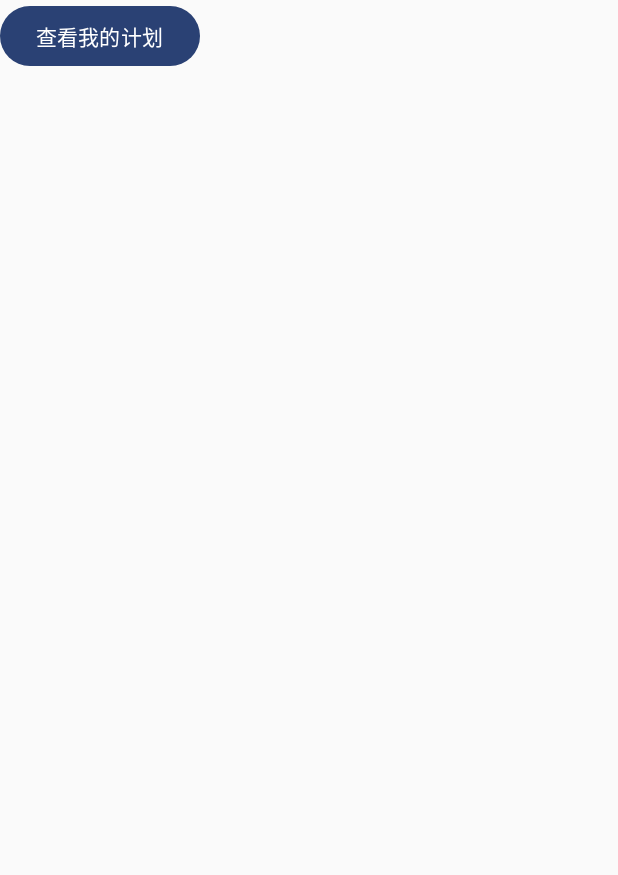
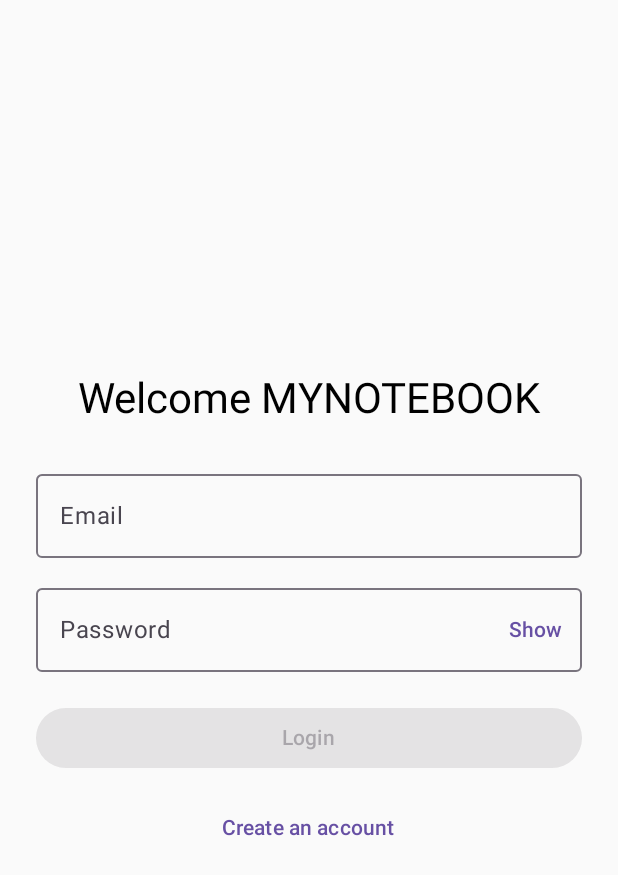
Before and after one commit to WYan-qwq/MyNotebook, an Android app built with Jetpack Compose: the screen it shows after launch (MainActivity), on a phone screen of 412 x 824 dp. Shown: the top 875 px of the screen. Run offline under Robolectric (Android 15) with nearby library versions, the phone set to English and light mode, and no system bars.

Commit message:
login and register

```diff
--- a/app/src/main/java/com/example/mynotebook/MainActivity.kt
+++ b/app/src/main/java/com/example/mynotebook/MainActivity.kt
@@ -4,40 +4,61 @@ import android.content.Intent
 import android.os.Bundle
 import androidx.activity.ComponentActivity
 import androidx.activity.compose.setContent
-import androidx.activity.enableEdgeToEdge
-import androidx.compose.foundation.layout.fillMaxSize
+import androidx.compose.foundation.layout.Box
 import androidx.compose.foundation.layout.padding
-import androidx.compose.material3.Button
+import androidx.compose.material3.MaterialTheme
 import androidx.compose.material3.Scaffold
 import androidx.compose.material3.Text
 import androidx.compose.runtime.Composable
 import androidx.compose.ui.Modifier
-import androidx.compose.ui.platform.LocalContext
-import androidx.compose.ui.tooling.preview.Preview
-import com.example.mynotebook.plan.PlanActivity
-import com.example.mynotebook.ui.theme.MyNotebookTheme
+import androidx.lifecycle.viewmodel.compose.viewModel
+import androidx.navigation.compose.rememberNavController
+import com.example.mynotebook.auth.LoginViewModel
+import com.example.mynotebook.auth.RegisterViewModel
+import androidx.navigation.compose.NavHost
+import androidx.navigation.compose.composable
+import com.example.mynotebook.auth.LoginScreen
+import com.example.mynotebook.auth.RegisterScreen
 
 class MainActivity : ComponentActivity() {
     override fun onCreate(savedInstanceState: Bundle?) {
         super.onCreate(savedInstanceState)
         setContent {
-            MyNotebookTheme {
-                MainScreen()
+            MaterialTheme {
+                val nav = rememberNavController()
+
+                NavHost(navController = nav, startDestination = "login") {
+                    composable("login") {
+                        val vm: LoginViewModel = viewModel()
+                        LoginScreen(
+                            vm = vm,
+                            onNavigateToRegister = { nav.navigate("register") },
+                            onLoggedIn = { email -> nav.navigate("home/$email") { popUpTo("login") { inclusive = true } } }
+                        )
+                    }
+                    composable("register") {
+                        val vm: RegisterViewModel = viewModel()
+                        RegisterScreen(
+                            vm = vm,
+                            onRegistered = { email -> nav.navigate("home/$email") { popUpTo("login") { inclusive = true } } },
+                            onBackToLogin = { nav.popBackStack() }
+                        )
+                    }
+                    composable("home/{email}") { backStackEntry ->
+                        val email = backStackEntry.arguments?.getString("email") ?: ""
+                        HomeScreen(email = email)
+                    }
+                }
             }
         }
     }
 }
 
 @Composable
-fun MainScreen() {
-    // 拿到当前 Context
-    val ctx = LocalContext.current
-    Button(onClick = {
-        // 显式 Intent 进入 PlanActivity
-        ctx.startActivity(
-            Intent(ctx, PlanActivity::class.java)
-        )
-    }) {
-        Text("查看我的计划")
+fun HomeScreen(email: String) {
+    Scaffold { padding ->
+        Box(Modifier.padding(padding)) {
+            Text(text = "Hello, $email")
+        }
     }
 }
--- /dev/null
+++ b/app/src/main/java/com/example/mynotebook/auth/LoginScreen.kt
@@ -0,0 +1,85 @@
+package com.example.mynotebook.auth
+
+import androidx.compose.foundation.layout.Box
+import androidx.compose.runtime.Composable
+import androidx.compose.runtime.collectAsState
+import androidx.compose.runtime.getValue
+import androidx.compose.runtime.mutableStateOf
+import androidx.compose.runtime.remember
+import androidx.compose.runtime.setValue
+import androidx.compose.foundation.layout.*
+import androidx.compose.foundation.text.KeyboardOptions
+import androidx.compose.material3.*
+import androidx.compose.ui.Alignment
+import androidx.compose.ui.Modifier
+import androidx.compose.ui.text.input.KeyboardType
+import androidx.compose.ui.text.input.PasswordVisualTransformation
+import androidx.compose.ui.text.input.VisualTransformation
+import androidx.compose.ui.unit.dp
+
+@Composable
+fun LoginScreen(
+    vm: LoginViewModel,
+    onNavigateToRegister: () -> Unit,
+    onLoggedIn: (String) -> Unit
+) {
+    val ui by vm.ui.collectAsState()
+    var showPassword by remember { mutableStateOf(false) }
+
+    Box(Modifier.fillMaxSize(), contentAlignment = Alignment.Center) {
+        Column(
+            Modifier
+                .fillMaxWidth()
+                .padding(24.dp),
+            horizontalAlignment = Alignment.CenterHorizontally
+        ) {
+            Text("Welcome MYNOTEBOOK", style = MaterialTheme.typography.headlineMedium)
+            Spacer(Modifier.height(24.dp))
+
+            OutlinedTextField(
+                value = ui.email,
+                onValueChange = { vm.onEmailChange(it) },
+                label = { Text("Email") },
+                modifier = Modifier.fillMaxWidth(),
+                singleLine = true,
+                keyboardOptions = KeyboardOptions(keyboardType = KeyboardType.Email)
+            )
+            Spacer(Modifier.height(12.dp))
+
+            OutlinedTextField(
+                value = ui.password,
+                onValueChange = { vm.onPasswordChange(it) },
+                label = { Text("Password") },
+                modifier = Modifier.fillMaxWidth(),
+                singleLine = true,
+                visualTransformation = if (showPassword) VisualTransformation.None else PasswordVisualTransformation(),
+                trailingIcon = {
+                    TextButton(onClick = { showPassword = !showPassword }) {
+                        Text(if (showPassword) "Hide" else "Show")
+                    }
+                }
+            )
+            Spacer(Modifier.height(20.dp))
+
+            Button(
+                onClick = { vm.login { onLoggedIn(it.email) } },
+                enabled = !ui.loading && ui.email.isNotBlank() && ui.password.isNotBlank(),
+                modifier = Modifier.fillMaxWidth()
+            ) {
+                if (ui.loading) CircularProgressIndicator(Modifier.size(18.dp), strokeWidth = 2.dp)
+                else Text("Login")
+            }
+
+            Spacer(Modifier.height(12.dp))
+
+            TextButton(onClick = onNavigateToRegister) {
+                Text("Create an account")
+            }
+
+            ui.error?.let {
+                Spacer(Modifier.height(8.dp))
+                Text(it, color = MaterialTheme.colorScheme.error)
+            }
+        }
+    }
+}
--- a/app/src/main/java/com/example/mynotebook/plan/PlanRepository.kt
+++ b/app/src/main/java/com/example/mynotebook/plan/PlanRepository.kt
@@ -1,6 +1,6 @@
 package com.example.mynotebook.plan
 
-import com.example.mynotebook.network.ApiService
+import com.example.mynotebook.api.ApiService
 
 class PlanRepository(private val api: ApiService) {
     suspend fun fetchPlans(userId: Int): List<Plan> {
--- a/app/src/main/java/com/example/mynotebook/plan/PlanViewModel.kt
+++ b/app/src/main/java/com/example/mynotebook/plan/PlanViewModel.kt
@@ -4,7 +4,7 @@ import androidx.lifecycle.LiveData
 import androidx.lifecycle.MutableLiveData
 import androidx.lifecycle.ViewModel
 import androidx.lifecycle.viewModelScope
-import com.example.mynotebook.network.RetrofitClient
+import com.example.mynotebook.api.RetrofitClient
 import kotlinx.coroutines.launch
 
 class PlanViewModel : ViewModel() {
```
Also changed, not shown: app/build.gradle.kts (+13 -2 lines), app/src/main/java/com/example/mynotebook/api/ApiService.kt (added, +20 -0 lines), app/src/main/java/com/example/mynotebook/api/Models.kt (added, +20 -0 lines), app/src/main/java/com/example/mynotebook/api/RetrofitClient.kt (added, +42 -0 lines), app/src/main/java/com/example/mynotebook/auth/AuthViewModels.kt (added, +99 -0 lines), app/src/main/java/com/example/mynotebook/auth/RegisterScreen.kt (added, +77 -0 lines), app/src/main/java/com/example/mynotebook/network/ApiService.kt (deleted, +0 -11 lines), app/src/main/java/com/example/mynotebook/network/RetrofitClient.kt (deleted, +0 -22 lines).
